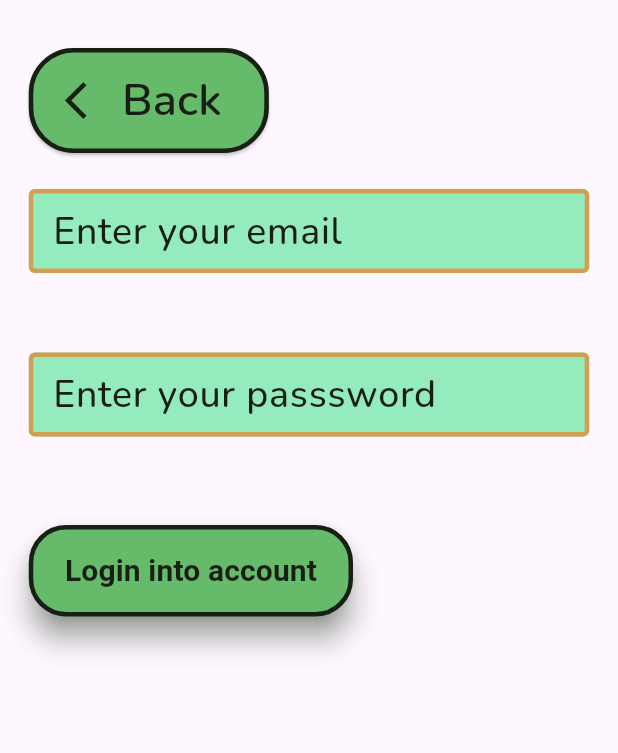
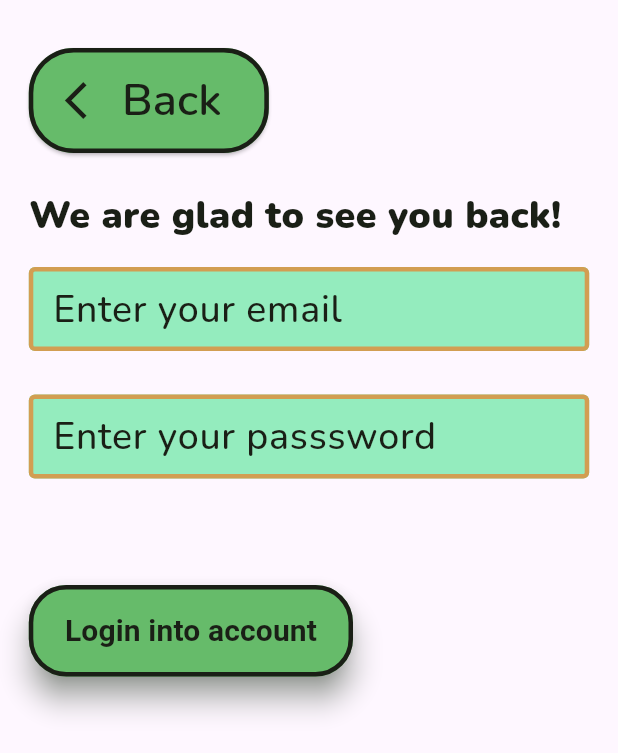
Before and after one commit to AlfredPietraru/JoggingApp, a Flutter app: the screen it shows after launch, after a tap on "Login", on a phone screen of 412 x 824 dp. Shown: the top 753 px of the screen. Run offline on Flutter 3.47's test engine with Material 3 defaults, Android fonts, the phone set to English and light mode, and no system bars; our stand-ins replace animated_text_kit, bloc, cloud_firestore, dartz, equatable, firebase_auth and 8 more; missing offline and left inert: flutter_map_math, gif; accounts and stored records are empty.

Commit message:
solved login problem

```diff
--- a/lib/core/cubit/app_cubit.dart
+++ b/lib/core/cubit/app_cubit.dart
@@ -13,11 +13,10 @@ class AppCubit extends Cubit<AppState> {
     initialize();
   }
 
-  User? user;
   final UserRepository userRepository;
 
   void initialize() async {
-    user = userRepository.getUserFromMemory();
+    User? user = userRepository.getUserFromMemory();
     if (user == null) {
       emit(const AppState(user: null, status: AppStatus.unauthenticated));
       return;
@@ -25,9 +24,15 @@ class AppCubit extends Cubit<AppState> {
     emit(AppState(user: user, status: AppStatus.authenticated));
   }
 
+  void setUser(User user) {
+    emit(
+      state.copyWith(user: user, status: AppStatus.authenticated),
+    );
+  }
+
   void changeUserInformation(
       {String? firstName, String? lastName, int? age, Sex? sex}) {
-    User newUser = user!
+    User newUser = state.user!
         .copyWith(lastName: lastName, firstName: firstName, age: age, sex: sex);
     emit(state.copyWith(user: newUser));
     userRepository.writeUserToMemory(newUser);
@@ -35,7 +40,7 @@ class AppCubit extends Cubit<AppState> {
   }
 
   String getFullUserName() {
-    return "${user!.firstName} ${user!.lastName}";
+    return "${state.user!.firstName} ${state.user!.lastName}";
   }
 
   void deleteUserFromMemory() async {
--- a/lib/pages/login/login_page.dart
+++ b/lib/pages/login/login_page.dart
@@ -3,6 +3,7 @@ import 'package:flutter_bloc/flutter_bloc.dart';
 import 'package:jogging/auth/failures.dart';
 import 'package:jogging/core/back_button.dart';
 import 'package:jogging/core/constants.dart';
+import 'package:jogging/core/cubit/app_cubit.dart';
 import 'package:jogging/core/custom_button.dart';
 import 'package:jogging/core/custom_textform.dart';
 import 'package:jogging/pages/login/login_cubit.dart';
@@ -25,6 +26,7 @@ class LoginPage extends StatelessWidget {
         return BlocListener<LoginCubit, LoginState>(
           listener: (context, state) {
             if (state is LoginSuccessful) {
+              context.read<AppCubit>().setUser(state.user);
               Navigator.push(context, MapPage.page());
             }
           },
@@ -69,6 +71,11 @@ class __LoginPageState extends State<_LoginPage> {
               children: [
                 const MyBackButton(),
                 const SizedBox(height: AppSpacing.xlg),
+                Text(
+                  'We are glad to see you back!',
+                  style: AppTextStyle.body.copyWith(fontSize: 25),
+                ),
+                const SizedBox(height: AppSpacing.lg),
                 CustomTextForm(
                   controller: emailController,
                   onChanged: context.read<LoginCubit>().adaptEmail,
@@ -83,7 +90,6 @@ class __LoginPageState extends State<_LoginPage> {
                       _ => "",
                     },
                     style: AppTextStyle.alert),
-                const SizedBox(height: AppSpacing.xlg),
                 CustomTextForm(
                   controller: passwordController,
                   onChanged: context.read<LoginCubit>().adaptPassword,
@@ -99,9 +105,15 @@ class __LoginPageState extends State<_LoginPage> {
                     },
                     style: AppTextStyle.alert),
                 const SizedBox(height: 30),
+                state.requestLoading
+                    ? const CircularProgressIndicator()
+                    : const SizedBox(height: 0),
+                const SizedBox(height: AppSpacing.md),
                 CustomButton(
                   stopFromClicking: false,
-                  onPressed: context.read<LoginCubit>().loginUser,
+                  onPressed: state.requestLoading
+                      ? () {}
+                      : context.read<LoginCubit>().loginUser,
                   label: "Login into account",
                 ),
                 Text(
--- a/lib/pages/login/login_state.dart
+++ b/lib/pages/login/login_state.dart
@@ -1,5 +1,6 @@
 import 'package:equatable/equatable.dart';
 import 'package:jogging/auth/failures.dart';
+import 'package:jogging/auth/user.dart';
 
 sealed class LoginState extends Equatable {}
 
@@ -7,27 +8,37 @@ class LoginStateInitial extends LoginState {
   final LoginFailure failure;
   final String email;
   final String password;
+  final bool requestLoading;
 
   LoginStateInitial(
-      {required this.email, required this.password, required this.failure});
+      {required this.requestLoading,
+      required this.email,
+      required this.password,
+      required this.failure});
 
   LoginStateInitial copyWith({
     String? email,
     String? password,
     LoginFailure? failure,
+    bool? requestLoading,
   }) {
     return LoginStateInitial(
       email: email ?? this.email,
       password: password ?? this.password,
       failure: failure ?? this.failure,
+      requestLoading: requestLoading ?? this.requestLoading,
     );
   }
 
   @override
-  List<Object?> get props => [email, password, failure];
+  List<Object?> get props => [email, password, failure, requestLoading];
 }
 
 class LoginSuccessful extends LoginState {
+  final User user;
+
+  LoginSuccessful({required this.user});
+
   @override
-  List<Object?> get props => [];
+  List<Object?> get props => [user];
 }
--- a/lib/pages/map/map_page.dart
+++ b/lib/pages/map/map_page.dart
@@ -18,7 +18,7 @@ class MapPage extends StatelessWidget {
     return BlocProvider(
       create: ((context) => MapCubit(
             userRepository: context.read<AppCubit>().userRepository,
-            user: context.read<AppCubit>().user!,
+            user: context.read<AppCubit>().state.user!,
           )),
       child: Builder(builder: (context) {
         return BlocListener<MapCubit, MapState>(
```
Also changed, not shown: lib/pages/login/login_cubit.dart (+16 -10 lines), lib/pages/settings/settings_page.dart (+65 -19 lines).
